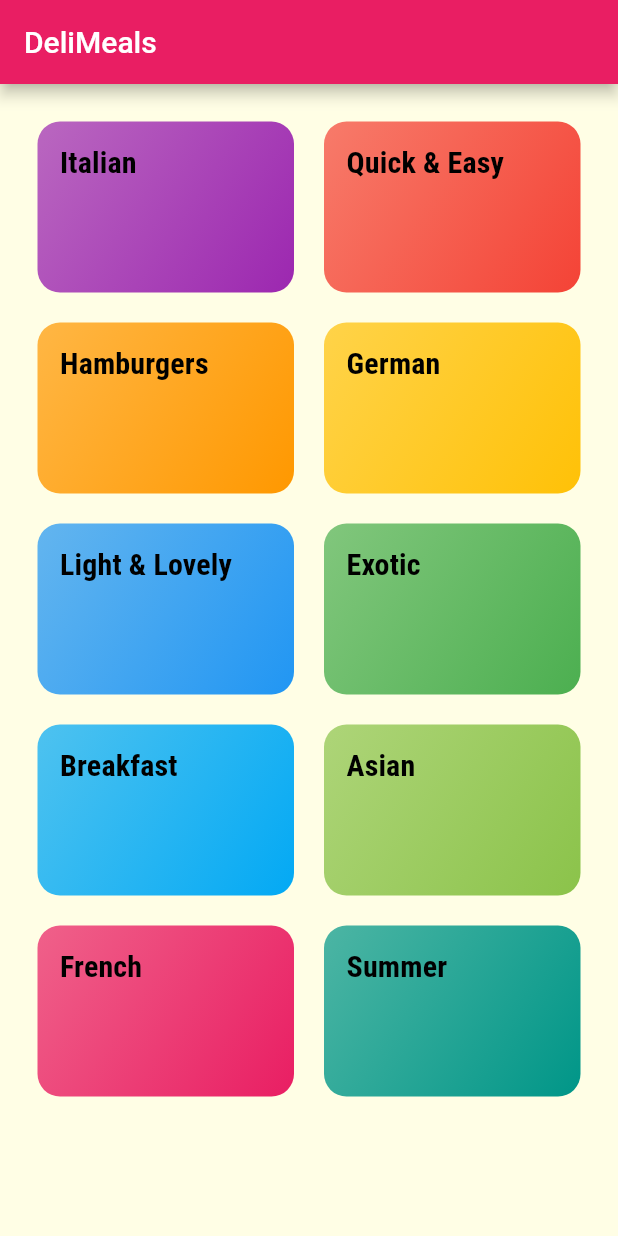
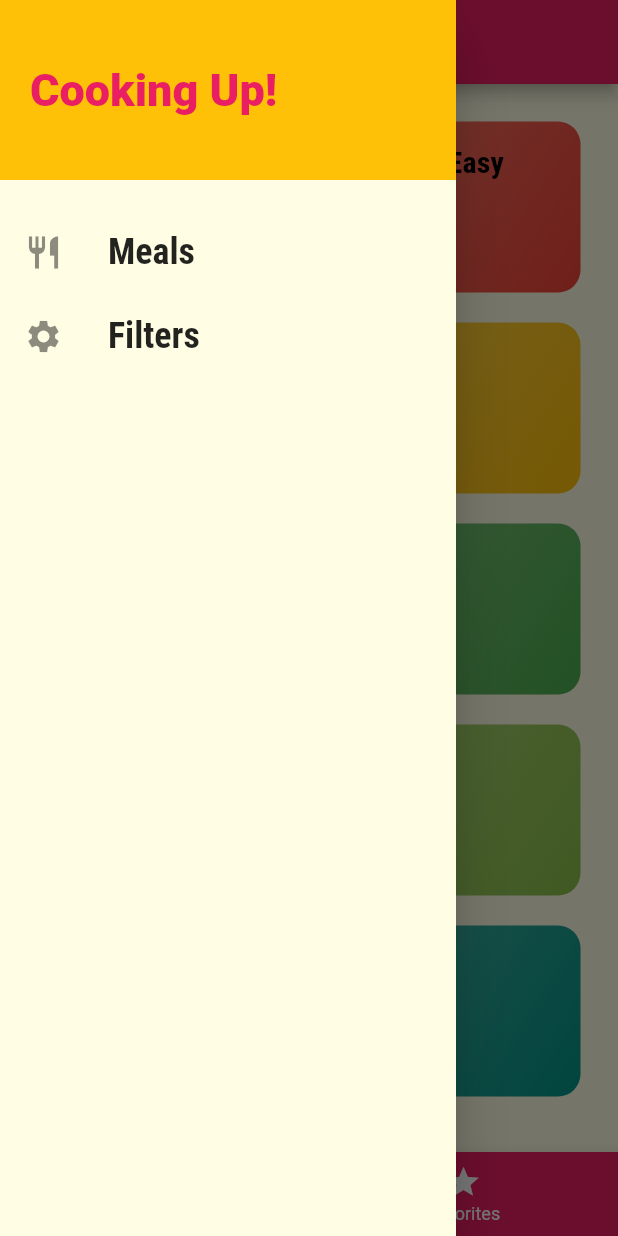
Before and after one commit to VaibhavdLights/Meals-App, a Flutter app: the screen it shows after launch, with the side drawer open (before the commit the screen has no drawer), on a phone screen of 412 x 824 dp. Run offline on Flutter 3.47's test engine with Material 2 defaults, Android fonts, the phone set to English and light mode, and no system bars.

Commit message:
fourth commit

```diff
--- a/lib/main.dart
+++ b/lib/main.dart
@@ -1,5 +1,6 @@
 import 'package:flutter/material.dart';
 import 'package:flutter_complete_guide/screens/meal_detail_screen.dart';
+import 'package:flutter_complete_guide/screens/tabs_screen.dart';
 import 'screens/categories_screen.dart';
 import 'screens/category_meals_screen.dart';
 
@@ -25,7 +26,7 @@ class MyApp extends StatelessWidget {
               fontWeight: FontWeight.bold,
             )),
       ),
-      home: CategoriesScreen(),
+      home: TabsScreen(),
       routes: {
         '/category-meals': (context) => CategoryMealsScreen(),
         '/meal-detail': (context) => MealDetailScreen(),
--- a/lib/screens/categories_screen.dart
+++ b/lib/screens/categories_screen.dart
@@ -7,9 +7,7 @@ class CategoriesScreen extends StatelessWidget {
 
   @override
   Widget build(BuildContext context) {
-    return Scaffold(
-      appBar: AppBar(title: const Text("DeliMeals")),
-      body: GridView(
+    return GridView(
         padding: const EdgeInsets.all(25),
         children: [
           ...DUMMY_CATEGORIES
@@ -25,7 +23,6 @@ class CategoriesScreen extends StatelessWidget {
           childAspectRatio: 3 / 2,
           mainAxisSpacing: 20,
           crossAxisSpacing: 20,
-          )),
-    );
+        ));
   }
 }
--- /dev/null
+++ b/lib/screens/tabs_screen.dart
@@ -0,0 +1,61 @@
+import 'package:flutter/material.dart';
+import 'package:flutter_complete_guide/widgets/main_drawer.dart';
+
+import './favorites_screen.dart';
+import './categories_screen.dart';
+
+class TabsScreen extends StatefulWidget {
+  @override
+  _TabsScreenState createState() => _TabsScreenState();
+}
+
+class _TabsScreenState extends State<TabsScreen> {
+  final List<Map<String, Object>> _pages = [
+    {
+      'page': CategoriesScreen(),
+      'title': 'Categories',
+    },
+    {
+      'page': FavoritesScreen(),
+      'title': 'Your Favorites',
+    },
+  ];
+  int _selectedPageIndex = 0;
+
+  void _selectPage(int index) {
+    setState(() {
+      _selectedPageIndex = index;
+    });
+  }
+
+  @override
+  Widget build(BuildContext context) {
+    return Scaffold(
+      appBar: AppBar(
+        title: Text(_pages[_selectedPageIndex]['title']),
+      ),
+      drawer: MainDrawer(),
+      body: _pages[_selectedPageIndex]['page'],
+      bottomNavigationBar: BottomNavigationBar(
+        onTap: _selectPage,
+        backgroundColor: Theme.of(context).primaryColor,
+        unselectedItemColor: Colors.white,
+        selectedItemColor: Theme.of(context).accentColor,
+        currentIndex: _selectedPageIndex,
+        // type: BottomNavigationBarType.fixed,
+        items: [
+          BottomNavigationBarItem(
+            backgroundColor: Theme.of(context).primaryColor,
+            icon: Icon(Icons.category),
+            label: 'Categories',
+          ),
+          BottomNavigationBarItem(
+            backgroundColor: Theme.of(context).primaryColor,
+            icon: Icon(Icons.star),
+            label: 'Favorites',
+          ),
+        ],
+      ),
+    );
+  }
+}
--- /dev/null
+++ b/lib/widgets/main_drawer.dart
@@ -0,0 +1,51 @@
+import 'package:flutter/material.dart';
+
+class MainDrawer extends StatelessWidget {
+  const MainDrawer({Key key}) : super(key: key);
+
+  Widget buildListTile(String title, IconData icon) {
+    return ListTile(
+      leading: Icon(
+        icon,
+        size: 26,
+      ),
+      title: Text(
+        title,
+        style: TextStyle(
+          fontFamily: 'RobotoCondensed',
+          fontSize: 24,
+          fontWeight: FontWeight.bold,
+        ),
+      ),
+      onTap: () {},
+    );
+  }
+
+  @override
+  Widget build(BuildContext context) {
+    return Drawer(
+      child: Column(children: [
+        Container(
+          height: 120,
+          width: double.infinity,
+          padding: const EdgeInsets.all(20),
+          alignment: Alignment.centerLeft,
+          color: Theme.of(context).accentColor,
+          child: Text(
+            'Cooking Up!',
+            style: TextStyle(
+              fontWeight: FontWeight.w900,
+              fontSize: 30,
+              color: Theme.of(context).primaryColor,
+            ),
+          ),
+        ),
+        SizedBox(
+          height: 20,
+        ),
+        buildListTile('Meals', Icons.restaurant),
+        buildListTile('Filters', Icons.settings),
+      ]),
+    );
+  }
+}
```
Also changed, not shown: lib/screens/favorites_screen.dart (added, +10 -0 lines), lib/screens/meal_detail_screen.dart (+78 -7 lines). Lines whose indentation alone changed are shown as unchanged.
